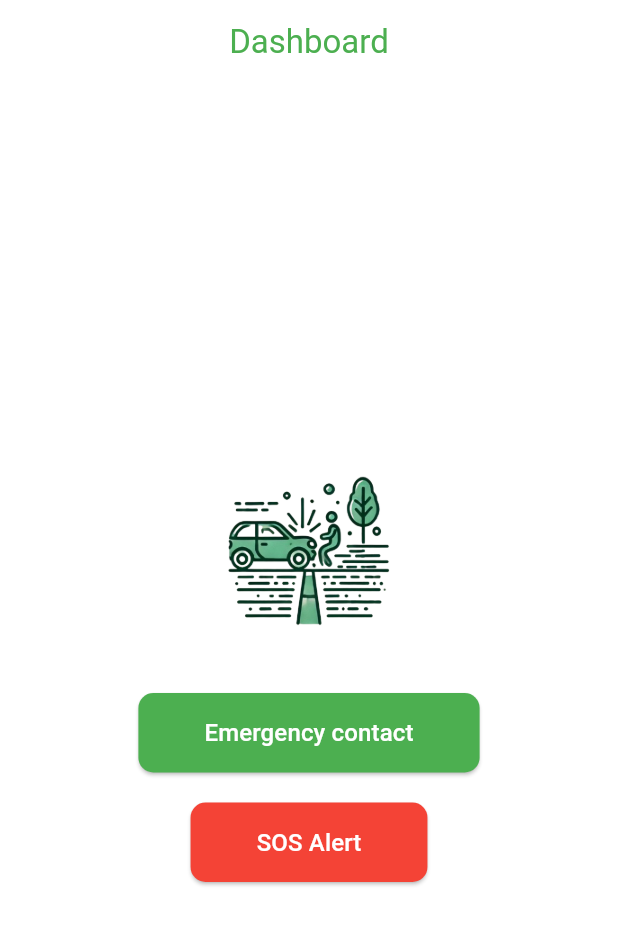
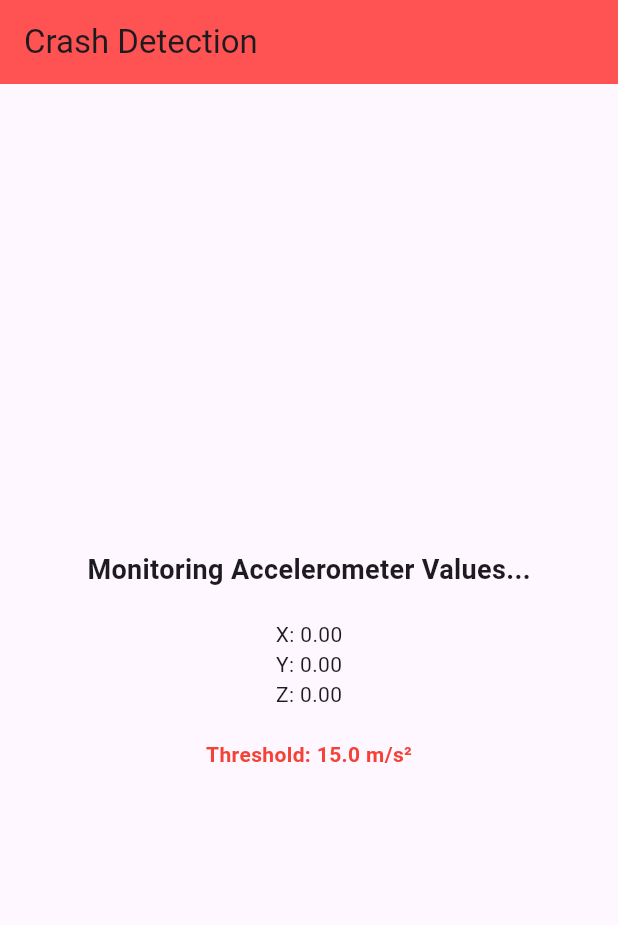
Before and after one commit to Kazim68/Traffic-Accident-Alerting-System, a Flutter app: the screen it shows after launch, on a phone screen of 412 x 824 dp. Shown: the top 925 px of the screen. Run offline on Flutter 3.47's test engine with Material 3 defaults, Android fonts, the phone set to English and light mode, and no system bars; our stand-ins replace sensors_plus.

Commit message:
sensor and accident detection

```diff
--- a/my_app/lib/main.dart
+++ b/my_app/lib/main.dart
@@ -1,26 +1,109 @@
 import 'package:flutter/material.dart';
-import 'dashboard_screen.dart'; // Import the DashboardScreen
+import 'package:sensors_plus/sensors_plus.dart';
+import './sos_alert_screen.dart';
+import 'dart:math';
+
 
 void main() {
-  runApp(const MyApp());
+  runApp(MyApp());
 }
 
 class MyApp extends StatelessWidget {
-  const MyApp({super.key});
-
   @override
   Widget build(BuildContext context) {
     return MaterialApp(
       debugShowCheckedModeBanner: false,
-      title: 'Dashboard App',
-      theme: ThemeData(
-        // Using the theme provided in the second snippet
-        primarySwatch: Colors.green,
-        colorScheme: ColorScheme.fromSeed(seedColor: Colors.deepPurple),
-        useMaterial3: true,
-      ),
-      // Set DashboardScreen as the home screen
-      home: DashboardScreen(),
+      home: CrashDetectionScreen(),
     );
   }
 }
+
+class CrashDetectionScreen extends StatefulWidget {
+  @override
+  _CrashDetectionScreenState createState() => _CrashDetectionScreenState();
+}
+
+class _CrashDetectionScreenState extends State<CrashDetectionScreen> {
+  double x = 0.0, y = 0.0, z = 0.0; // Accelerometer values
+  double threshold = 15.0; // Threshold for crash detection (m/s²)
+  int crashCount = 0; // Counter for significant changes
+  int crashDetectionWindow = 5; // Number of significant changes to detect a crash
+  Duration timeWindow = Duration(seconds: 2); // Time window to monitor changes
+
+  List<DateTime> significantChanges = []; // Timestamps of significant changes
+
+  @override
+  void initState() {
+    super.initState();
+
+    // Listen to accelerometer events
+    accelerometerEvents.listen((AccelerometerEvent event) {
+      setState(() {
+        x = event.x;
+        y = event.y;
+        z = event.z;
+      });
+
+      // Calculate the resultant acceleration
+      double resultantAcceleration = calculateResultantAcceleration(x, y, z);
+
+      // Detect sudden changes
+      if (resultantAcceleration > threshold) {
+        significantChanges.add(DateTime.now());
+        cleanOldTimestamps(); // Remove old timestamps outside the time window
+
+        // Check if the crash detection logic is triggered
+        if (significantChanges.length >= crashDetectionWindow) {
+          navigateToSOSAlert();
+        }
+      }
+    });
+  }
+
+  double calculateResultantAcceleration(double x, double y, double z) {
+    return sqrt((x * x + y * y + z * z));
+  }
+
+  void cleanOldTimestamps() {
+    significantChanges.removeWhere((timestamp) {
+      return DateTime.now().difference(timestamp) > timeWindow;
+    });
+  }
+
+  void navigateToSOSAlert() {
+    Navigator.push(
+      context,
+      MaterialPageRoute(builder: (context) => SOSAlertScreen()),
+    );
+  }
+
+  @override
+  Widget build(BuildContext context) {
+    return Scaffold(
+      appBar: AppBar(
+        title: Text("Crash Detection"),
+        backgroundColor: Colors.redAccent,
+      ),
+      body: Center(
+        child: Column(
+          mainAxisAlignment: MainAxisAlignment.center,
+          children: [
+            Text(
+              'Monitoring Accelerometer Values...',
+              style: TextStyle(fontSize: 18, fontWeight: FontWeight.bold),
+            ),
+            SizedBox(height: 20),
+            Text('X: ${x.toStringAsFixed(2)}'),
+            Text('Y: ${y.toStringAsFixed(2)}'),
+            Text('Z: ${z.toStringAsFixed(2)}'),
+            SizedBox(height: 20),
+            Text(
+              'Threshold: $threshold m/s²',
+              style: TextStyle(color: Colors.red, fontWeight: FontWeight.bold),
+            ),
+          ],
+        ),
+      ),
+    );
+  }
+}
--- a/my_app/pubspec.yaml
+++ b/my_app/pubspec.yaml
@@ -15,6 +15,7 @@ dependencies:
 
   cupertino_icons: ^1.0.8
   path_provider: ^2.1.5
+  sensors_plus: ^3.0.1
 
 
 dev_dependencies:
```
Also changed, not shown: my_app/pubspec.lock, 3 other files.
